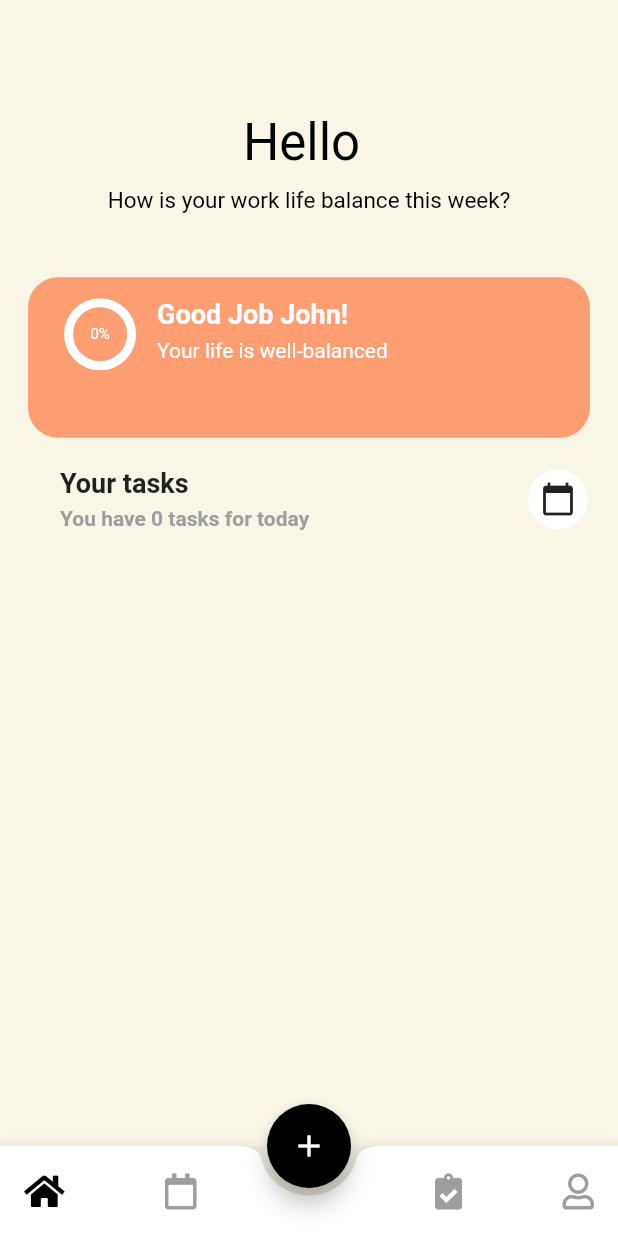
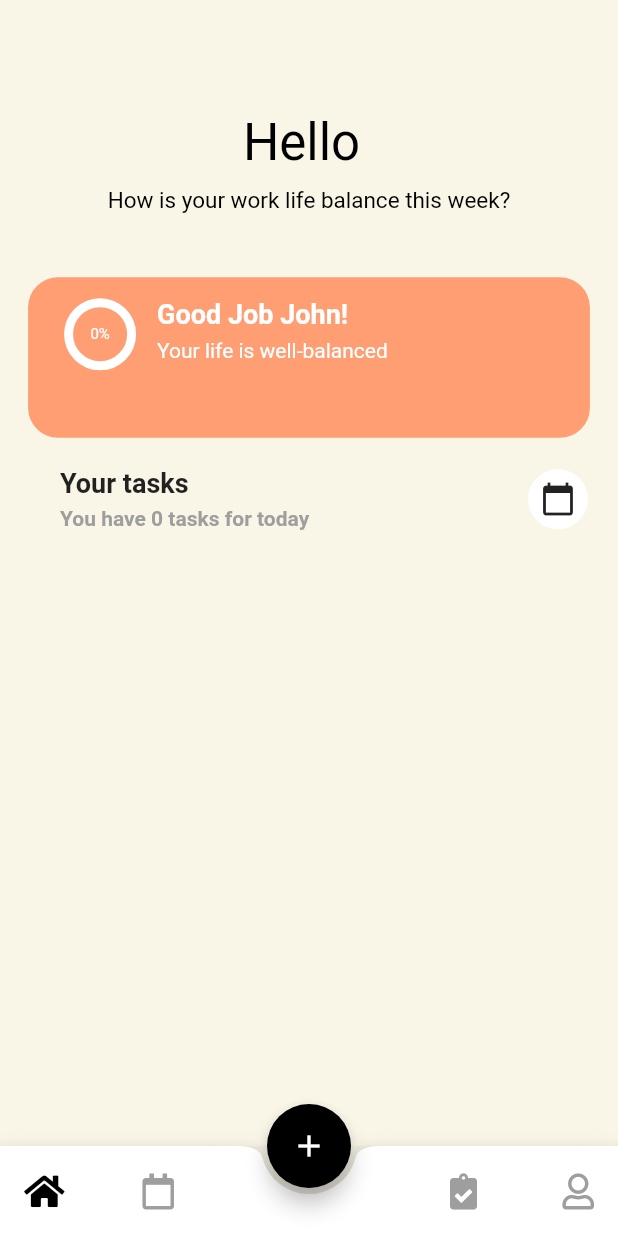
Before and after one commit to yagizdo/Todo-Moon, a Flutter app: the MainScreen screen opened directly, on a phone screen of 412 x 824 dp. Run offline on Flutter 3.47's test engine with Material 2 defaults, Android fonts, the phone set to English and light mode, and no system bars; drawn by our look-alikes of auto_size_text, percent_indicator; our stand-ins replace animated_splash_screen, flutter_slidable, fluttertoast, font_awesome_flutter, hexcolor, modal_bottom_sheet and 2 more; missing offline and left inert: cupertino_list_tile, shared_preferences_web; accounts and stored records are empty; statements that could not run were skipped.

Commit message:
Bottom app bar icons padding update

```diff
--- a/lib/Pages/main_screen.dart
+++ b/lib/Pages/main_screen.dart
@@ -62,7 +62,7 @@ class _MainScreenState extends State<MainScreen> {
       floatingActionButtonLocation: FloatingActionButtonLocation.centerDocked,
       bottomNavigationBar: BottomAppBar(
         shape: const CircularNotchedRectangle(),
-        notchMargin: 5,
+        notchMargin: 4,
         child: SizedBox(
           height: 60,
           child: Row(
@@ -90,7 +90,7 @@ class _MainScreenState extends State<MainScreen> {
                     ),
                   ),
                   Padding(
-                    padding: const EdgeInsets.only(left: 35.0),
+                    padding: const EdgeInsets.only(left: 20.0),
                     child: MaterialButton(
                       minWidth: 40,
                       onPressed: () {
@@ -135,7 +135,7 @@ class _MainScreenState extends State<MainScreen> {
                     ),
                   ),
                   Padding(
-                    padding: const EdgeInsets.only(left: 35.0),
+                    padding: const EdgeInsets.only(left: 25.0),
                     child: MaterialButton(
                       minWidth: 40,
                       onPressed: () {
```
